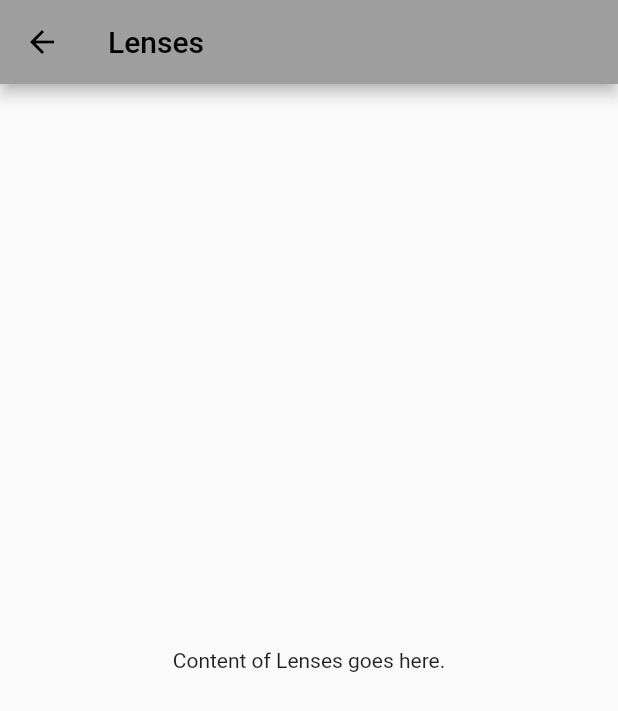
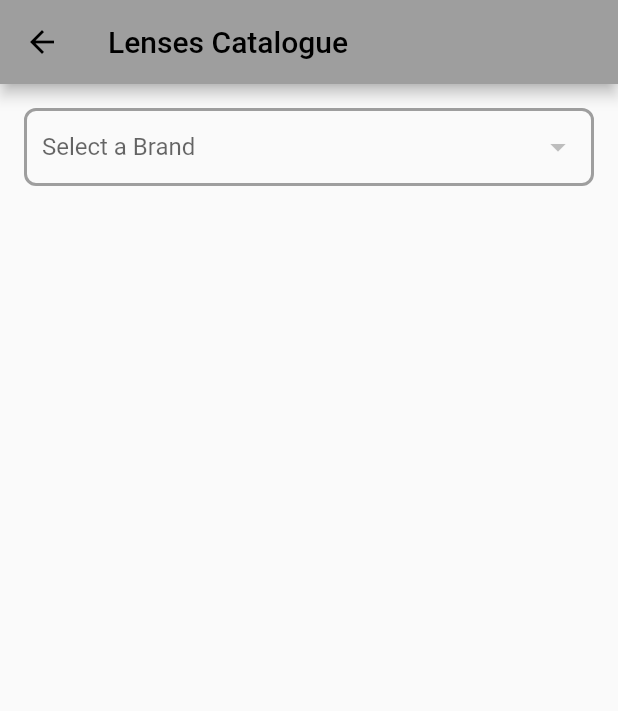
Before and after one commit to AlexGuoussatchok/analog_photography_db, a Flutter app: the CatalogueLensesScreen screen opened directly, on a phone screen of 412 x 824 dp. Shown: the top 711 px of the screen. Run offline on Flutter 3.47's test engine with Material 2 defaults, Android fonts, the light colour scheme and no system bars; our stand-ins replace sqflite; accounts and stored records are empty; statements that could not run were skipped.

Commit message:
+ lenses catalogue screen done

```diff
--- /dev/null
+++ b/lib/database_helpers/lenses_catalogue_database_helper.dart
@@ -0,0 +1,100 @@
+import 'dart:io';
+import 'package:flutter/services.dart';
+import 'package:path/path.dart';
+import 'package:path_provider/path_provider.dart';
+import 'package:sqflite/sqflite.dart';
+
+class LensesCatalogueDatabaseHelper {
+  static const String dbName = 'lenses_catalogue.db';
+  static const _databaseVersion = 20231010;
+  static Database? _database;
+
+  static Future<Database?> get database async {
+    if (_database != null) return _database;
+    _database = await initializeDatabase();
+    return _database;
+  }
+
+  static Future<Database> initializeDatabase() async {
+    Directory documentsDirectory = await getApplicationDocumentsDirectory();
+    String path = join(documentsDirectory.path, dbName);
+
+    if (await databaseExists(path)) {
+      return await openDatabase(path, version: _databaseVersion, onUpgrade: _onUpgrade);
+    } else {
+      ByteData data = await rootBundle.load(join('assets/databases', dbName));
+      List<int> bytes = data.buffer.asUint8List();
+      await File(path).writeAsBytes(bytes);
+      return await openDatabase(path, version: _databaseVersion);
+    }
+  }
+
+  static final LensesCatalogueDatabaseHelper _instance = LensesCatalogueDatabaseHelper._privateConstructor();
+  factory LensesCatalogueDatabaseHelper() {
+    return _instance;
+  }
+  LensesCatalogueDatabaseHelper._privateConstructor();
+
+
+  static Future<void> _onUpgrade(Database db, int oldVersion, int newVersion) async {
+    if (newVersion > oldVersion) {
+      Directory documentsDirectory = await getApplicationDocumentsDirectory();
+      String path = join(documentsDirectory.path, dbName);
+      await db.close();
+      await deleteDatabase(path);
+      ByteData data = await rootBundle.load(join('assets/databases', dbName));
+      List<int> bytes = data.buffer.asUint8List();
+      await File(path).writeAsBytes(bytes);
+    }
+  }
+
+  Future<List<Map<String, dynamic>>> getLensBrands() async {
+    final db = await database;
+    try {
+      return await db!.query('lenses_brands', columns: ['brand'], orderBy: 'brand ASC');
+    } catch (e) {
+      print("Error fetching lens brands: $e");
+      return [];
+    }
+  }
+
+  Future<List<Map<String, dynamic>>> getLensModels(String brand) async {
+    final db = await database;
+    try {
+      String tableName = '${brand.toLowerCase().replaceAll(' ', '_')}_lenses_catalogue';
+      return await db!.query(tableName, columns: ['model'], orderBy: 'model ASC');
+    } catch (e) {
+      print("Error fetching lens models from $brand: $e");
+      return [];
+    }
+  }
+
+  Future<Map<String, dynamic>> getItemDetails(String tableName, String model) async {
+    final db = await database;
+    try {
+      var result = await db!.query(tableName, where: "model = ?", whereArgs: [model]);
+      if (result.isNotEmpty) {
+        return result.first;
+      } else {
+        throw Exception('Model not found in the database.');
+      }
+    } catch (e) {
+      print("Error fetching item details for $model from $tableName: $e");
+      rethrow;
+    }
+  }
+
+  Future<Map<String, dynamic>> getLensDetails(String brand, String model) async {
+    String tableName = '${brand.toLowerCase().replaceAll(' ', '_')}_lenses_catalogue';
+    return await getItemDetails(tableName, model);
+  }
+
+
+
+  Future<void> close() async {
+    if (_database != null) {
+      await _database!.close();
+      _database = null;
+    }
+  }
+}
--- a/lib/main.dart
+++ b/lib/main.dart
@@ -4,11 +4,13 @@ import 'package:analog_photography_db/screens/inventory_screen.dart';
 import 'package:analog_photography_db/screens/darkroom_screen.dart';
 import 'package:analog_photography_db/screens/photo_notes_screen.dart';
 import 'package:analog_photography_db/database_helpers/cameras_catalogue_database_helper.dart';
+import 'package:analog_photography_db/database_helpers/lenses_catalogue_database_helper.dart';
 
 
 void main() async {
   WidgetsFlutterBinding.ensureInitialized();
   await CamerasCatalogueDatabaseHelper.initializeDatabase();
+  await LensesCatalogueDatabaseHelper.initializeDatabase();
   runApp(const MyApp());
 }
 
--- a/lib/screens/catalogue_lenses_screen.dart
+++ b/lib/screens/catalogue_lenses_screen.dart
@@ -1,17 +1,174 @@
 import 'package:flutter/material.dart';
+import 'package:analog_photography_db/database_helpers/lenses_catalogue_database_helper.dart';
 
-class CatalogueLensesScreen extends StatelessWidget {
+class CatalogueLensesScreen extends StatefulWidget {
   const CatalogueLensesScreen({Key? key}) : super(key: key);
+
+  @override
+  _CatalogueLensesScreenState createState() => _CatalogueLensesScreenState();
+}
+
+class _CatalogueLensesScreenState extends State<CatalogueLensesScreen> {
+  List<String> lensBrands = [];
+  List<String> lensModels = [];
+  String? selectedBrand;
+
+  @override
+  void initState() {
+    super.initState();
+    _loadLensBrands();
+  }
+
+  _loadLensBrands() async {
+    try {
+      var brands = await LensesCatalogueDatabaseHelper().getLensBrands();
+      setState(() {
+        lensBrands = brands.map((e) => e['brand'].toString()).toList();
+      });
+    } catch (e) {
+      print(e);
+    }
+  }
+
+  _loadLensModels(String brand) async {
+    try {
+      var models = await LensesCatalogueDatabaseHelper().getLensModels(brand);
+      setState(() {
+        lensModels = models.map((e) => e['model'].toString()).toList();
+      });
+    } catch (e) {
+      print(e);
+    }
+  }
+
+  void _showItemDetails(BuildContext context, Map<String, dynamic> details) {
+    List<String> excludedColumns = ['id', 'model'];
+
+    String brand = selectedBrand!.toLowerCase();
+    String imageId = details['id'].toString();
+
+    // Modify the imagePath for lenses
+    String imagePath = 'assets/images/lenses/$brand/$imageId.JPG';
+
+    List<Widget> detailWidgets = details.entries.where((entry) =>
+    // Exclude entries that are null or in the excludedColumns list
+    entry.value != null &&
+        entry.value.toString().isNotEmpty &&
+        !excludedColumns.contains(entry.key)
+    ).toList().asMap().entries.map((mapEntry) {
+      int index = mapEntry.key;
+      MapEntry<String, dynamic> entry = mapEntry.value;
+      return Container(
+        width: double.infinity,
+        margin: const EdgeInsets.only(bottom: 8.0),
+        padding: const EdgeInsets.all(8.0),
+        decoration: BoxDecoration(
+          border: Border.all(color: Colors.grey.shade400),
+          color: index.isEven ? Colors.grey.shade100 : Colors.white,
+        ),
+        child: Column(
+          crossAxisAlignment: CrossAxisAlignment.start,
+          children: <Widget>[
+            Text(
+              entry.key.replaceAll('_', ' '),
+              style: const TextStyle(fontWeight: FontWeight.bold),
+            ), // The column name
+            const SizedBox(height: 4.0),
+            Text(entry.value.toString()), // The value for that column
+          ],
+        ),
+      );
+    }).toList();
+
+    // Combined list of widgets with image and details
+    List<Widget> combinedWidgets = [
+      Image.asset(imagePath), // Display the lens image
+      Text(details['model']?.replaceAll('_', ' ') ?? "Unknown Model"),
+      const SizedBox(height: 10.0), // Optional: To add some spacing
+      ...detailWidgets
+    ];
+
+    showDialog(
+      context: context,
+      builder: (BuildContext context) {
+        return AlertDialog(
+          content: SingleChildScrollView(
+            child: Column(
+              crossAxisAlignment: CrossAxisAlignment.start,
+              children: combinedWidgets,
+            ),
+          ),
+          actions: <Widget>[
+            TextButton(
+              child: const Text('Close'),
+              onPressed: () {
+                Navigator.of(context).pop();
+              },
+            ),
+          ],
+        );
+      },
+    );
+  }
+
 
   @override
   Widget build(BuildContext context) {
     return Scaffold(
       appBar: AppBar(
-        backgroundColor: Colors.grey,
-        title: const Text('Lenses'),
+        title: const Text('Lenses Catalogue'),
       ),
-      body: const Center(
-        child: Text('Content of Lenses goes here.'),
+      body: Padding(
+        padding: const EdgeInsets.all(16.0),
+        child: Column(
+          children: [
+            Container(
+              decoration: BoxDecoration(
+                borderRadius: BorderRadius.circular(8.0),
+                border: Border.all(
+                  color: Colors.grey,
+                  width: 2.0,
+                ),
+              ),
+              padding: const EdgeInsets.symmetric(horizontal: 10.0),
+              child: DropdownButtonHideUnderline(
+                child: DropdownButton<String>(
+                  isExpanded: true,
+                  items: lensBrands.map((String brand) {
+                    return DropdownMenuItem<String>(
+                      value: brand,
+                      child: Text(brand),
+                    );
+                  }).toList(),
+                  onChanged: (value) {
+                    setState(() {
+                      selectedBrand = value!;
+                      lensModels.clear();
+                      _loadLensModels(value);
+                    });
+                  },
+                  hint: const Text('Select a Brand'),
+                  value: selectedBrand,
+                ),
+              ),
+            ),
+            const SizedBox(height: 16.0),
+            Expanded(
+              child: ListView.builder(
+                itemCount: lensModels.length,
+                itemBuilder: (context, index) {
+                  return ListTile(
+                    title: Text(lensModels[index]),
+                    onTap: () async {
+                      var lensDetails = await LensesCatalogueDatabaseHelper().getLensDetails(selectedBrand!, lensModels[index]);
+                      _showItemDetails(context, lensDetails);
+                    },
+                  );
+                },
+              ),
+            ),
+          ],
+        ),
       ),
     );
   }
--- a/pubspec.yaml
+++ b/pubspec.yaml
@@ -29,6 +29,8 @@ flutter:
   uses-material-design: true
   assets:
     - assets/databases/cameras_catalogue.db
+    - assets/databases/lenses_catalogue.db
     - assets/images/cameras/agfa/
     - assets/images/cameras/canon/
     - assets/images/cameras/nikon/
+    - assets/images/lenses/asahi_pentax/
```
Also changed, not shown: assets/images/lenses/asahi_pentax/1.JPG (added), 1 other file.
